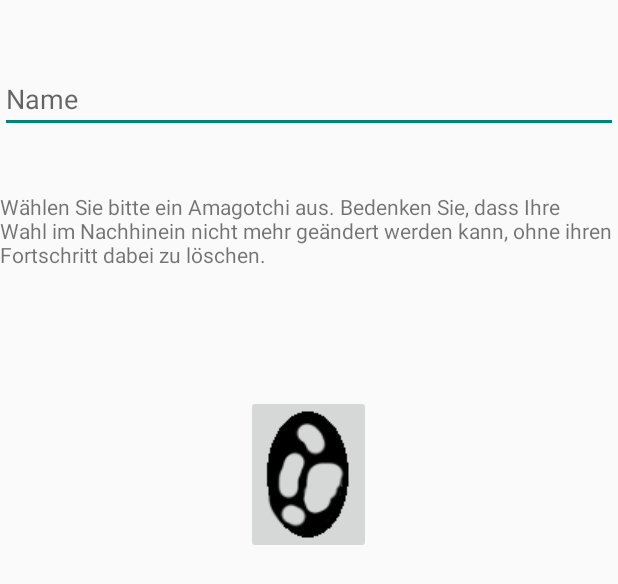
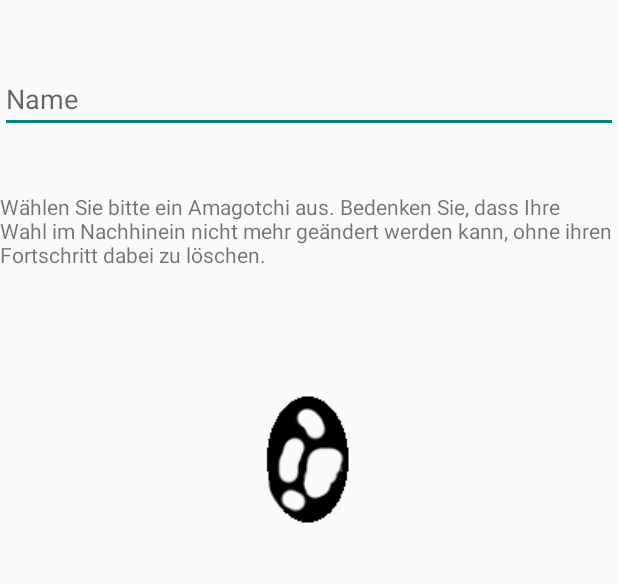
Before and after one commit to Bunayy/amagotchi, an Android app: the layout new_game_view.xml on its own in the app's theme, with its tools: preview values and no code run, on a phone screen of 412 x 824 dp. Shown: the top 584 px of the screen. Run offline under Robolectric (Android 15) with nearby library versions, the phone set to English and light mode, and no system bars.

Commit message:
New Game View

```diff
--- a/Amagotchi/app/src/main/res/layout/new_game_view.xml
+++ b/Amagotchi/app/src/main/res/layout/new_game_view.xml
@@ -30,6 +30,7 @@
         android:id="@+id/amagotchi_1"
         android:src="@drawable/egg_1"
         android:layout_marginTop="84dp"
+        android:background="@android:color/transparent"
         android:onClick="onAmagotchiClicked"
         android:layout_below="@+id/choose_amagotchi_textview"
         android:layout_centerHorizontal="true" />
```
Also changed, not shown: Amagotchi/app/src/main/java/projekt/fhflensburg/amagotchi/MainActivity.java (+16 -1 lines).
